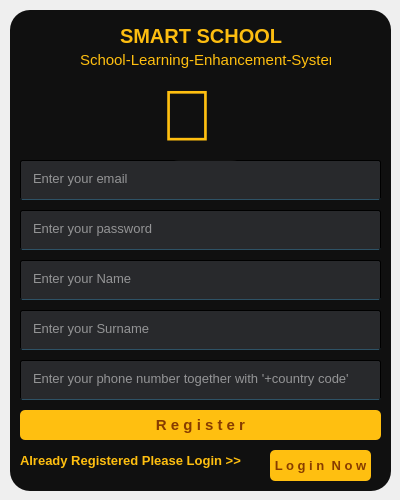
Above: SmartSchool/register_form.ui from ismailuzum/Smart-School-School-Learning-Enhancement-System before the change. Below: the same form after it.
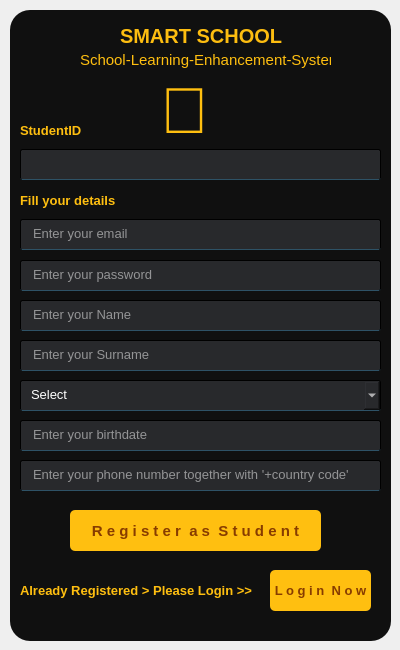
That is the form after the change.

Commit message: studentApp was added

```diff
--- a/SmartSchool/register_form.ui
+++ b/SmartSchool/register_form.ui
@@ -7,15 +7,20 @@
     <x>0</x>
     <y>0</y>
     <width>400</width>
-    <height>500</height>
+    <height>650</height>
    </rect>
   </property>
   <property name="maximumSize">
    <size>
     <width>400</width>
-    <height>500</height>
+    <height>650</height>
    </size>
   </property>
+  <property name="font">
+   <font>
+    <pointsize>13</pointsize>
+   </font>
+  </property>
   <property name="windowTitle">
    <string>Form</string>
   </property>
@@ -25,7 +30,7 @@
      <x>10</x>
      <y>10</y>
      <width>381</width>
-     <height>481</height>
+     <height>631</height>
     </rect>
    </property>
    <property name="styleSheet">
@@ -37,9 +42,9 @@
     <property name="geometry">
      <rect>
       <x>10</x>
-      <y>150</y>
+      <y>209</y>
       <width>361</width>
-      <height>40</height>
+      <height>31</height>
      </rect>
     </property>
     <property name="font">
@@ -70,9 +75,9 @@
     <property name="geometry">
      <rect>
       <x>10</x>
-      <y>200</y>
+      <y>250</y>
       <width>361</width>
-      <height>40</height>
+      <height>31</height>
      </rect>
     </property>
     <property name="font">
@@ -102,10 +107,10 @@
    <widget class="QPushButton" name="b3">
     <property name="geometry">
      <rect>
-      <x>10</x>
-      <y>400</y>
-      <width>361</width>
-      <height>30</height>
+      <x>60</x>
+      <y>500</y>
+      <width>251</width>
+      <height>41</height>
      </rect>
     </property>
     <property name="font">
@@ -128,7 +133,7 @@
 </string>
     </property>
     <property name="text">
-     <string>R e g i s t e r</string>
+     <string>R e g i s t e r  a s  S t u d e n t</string>
     </property>
    </widget>
    <widget class="QLabel" name="label">
@@ -136,13 +141,13 @@
      <rect>
       <x>150</x>
       <y>60</y>
-      <width>91</width>
-      <height>91</height>
+      <width>71</width>
+      <height>81</height>
      </rect>
     </property>
     <property name="font">
      <font>
-      <pointsize>54</pointsize>
+      <pointsize>49</pointsize>
      </font>
     </property>
     <property name="styleSheet">
@@ -156,7 +161,7 @@
     <property name="geometry">
      <rect>
       <x>10</x>
-      <y>440</y>
+      <y>570</y>
       <width>241</width>
       <height>21</height>
      </rect>
@@ -172,16 +177,16 @@
      <string notr="true">color:rgb(255,191,16);</string>
     </property>
     <property name="text">
-     <string>Already Registered Please Login &gt;&gt;</string>
+     <string>Already Registered &gt; Please Login &gt;&gt;</string>
     </property>
    </widget>
    <widget class="QPushButton" name="b4">
     <property name="geometry">
      <rect>
       <x>260</x>
-      <y>440</y>
+      <y>560</y>
       <width>101</width>
-      <height>31</height>
+      <height>41</height>
      </rect>
     </property>
     <property name="font">
@@ -211,9 +216,9 @@
     <property name="geometry">
      <rect>
       <x>10</x>
-      <y>250</y>
+      <y>290</y>
       <width>361</width>
-      <height>40</height>
+      <height>31</height>
      </rect>
     </property>
     <property name="font">
@@ -244,9 +249,9 @@
     <property name="geometry">
      <rect>
       <x>10</x>
-      <y>300</y>
+      <y>330</y>
       <width>361</width>
-      <height>40</height>
+      <height>31</height>
      </rect>
     </property>
     <property name="font">
@@ -273,13 +278,13 @@
      <bool>true</bool>
     </property>
    </widget>
-   <widget class="QLineEdit" name="tb7">
+   <widget class="QLineEdit" name="tb8">
     <property name="geometry">
      <rect>
       <x>10</x>
-      <y>350</y>
+      <y>450</y>
       <width>361</width>
-      <height>40</height>
+      <height>31</height>
      </rect>
     </property>
     <property name="font">
@@ -351,6 +356,176 @@
      <string>School-Learning-Enhancement-System</string>
     </property>
    </widget>
+   <widget class="QLineEdit" name="tb_sId">
+    <property name="geometry">
+     <rect>
+      <x>10</x>
+      <y>139</y>
+      <width>361</width>
+      <height>31</height>
+     </rect>
+    </property>
+    <property name="font">
+     <font>
+      <pointsize>10</pointsize>
+     </font>
+    </property>
+    <property name="styleSheet">
+     <string notr="true">background-color:rgb(47,49,52,200);
+color:rgb(255,255,255);
+border-radius:2px;
+padding-left:10px;
+border:1px solid rgba(0,0,0);
+border-bottom-color:rgb(46,82,102,255);
+padding-bottom:3px</string>
+    </property>
+    <property name="echoMode">
+     <enum>QLineEdit::Normal</enum>
+    </property>
+    <property name="placeholderText">
+     <string/>
+    </property>
+    <property name="clearButtonEnabled">
+     <bool>true</bool>
+    </property>
+   </widget>
+   <widget class="QLabel" name="label_5">
+    <property name="geometry">
+     <rect>
+      <x>10</x>
+      <y>110</y>
+      <width>91</width>
+      <height>21</height>
+     </rect>
+    </property>
+    <property name="font">
+     <font>
+      <pointsize>10</pointsize>
+      <weight>75</weight>
+      <bold>true</bold>
+     </font>
+    </property>
+    <property name="styleSheet">
+     <string notr="true">color:rgb(255,191,16);</string>
+    </property>
+    <property name="text">
+     <string>StudentID</string>
+    </property>
+   </widget>
+   <widget class="QLabel" name="label_6">
+    <property name="geometry">
+     <rect>
+      <x>10</x>
+      <y>180</y>
+      <width>131</width>
+      <height>21</height>
+     </rect>
+    </property>
+    <property name="font">
+     <font>
+      <pointsize>10</pointsize>
+      <weight>75</weight>
+      <bold>true</bold>
+     </font>
+    </property>
+    <property name="styleSheet">
+     <string notr="true">color:rgb(255,191,16);</string>
+    </property>
+    <property name="text">
+     <string>Fill your details</string>
+    </property>
+   </widget>
+   <widget class="QLineEdit" name="tb7">
+    <property name="geometry">
+     <rect>
+      <x>10</x>
+      <y>410</y>
+      <width>361</width>
+      <height>31</height>
+     </rect>
+    </property>
+    <property name="font">
+     <font>
+      <pointsize>10</pointsize>
+     </font>
+    </property>
+    <property name="styleSheet">
+     <string notr="true">background-color:rgb(47,49,52,200);
+color:rgb(255,255,255);
+border-radius:2px;
+padding-left:10px;
+border:1px solid rgba(0,0,0);
+border-bottom-color:rgb(46,82,102,255);
+padding-bottom:3px</string>
+    </property>
+    <property name="echoMode">
+     <enum>QLineEdit::Normal</enum>
+    </property>
+    <property name="placeholderText">
+     <string>Enter your birthdate</string>
+    </property>
+    <property name="clearButtonEnabled">
+     <bool>true</bool>
+    </property>
+   </widget>
+   <widget class="QComboBox" name="cb1">
+    <property name="geometry">
+     <rect>
+      <x>10</x>
+      <y>370</y>
+      <width>361</width>
+      <height>31</height>
+     </rect>
+    </property>
+    <property name="font">
+     <font>
+      <family>MS Shell Dlg 2</family>
+      <pointsize>10</pointsize>
+      <weight>50</weight>
+      <italic>false</italic>
+      <bold>false</bold>
+      <kerning>true</kerning>
+     </font>
+    </property>
+    <property name="styleSheet">
+     <string notr="true">font: 10pt &quot;MS Shell Dlg 2&quot;;
+color: rgb(255, 255, 255);
+background-color: rgb(40, 41, 44);
+border-radius:2px;
+padding-left:10px;
+border:1px solid rgba(0,0,0);
+border-bottom-color:rgb(46,82,102,255);
+padding-bottom:3px
+</string>
+    </property>
+    <property name="currentIndex">
+     <number>0</number>
+    </property>
+    <property name="maxVisibleItems">
+     <number>13</number>
+    </property>
+    <property name="sizeAdjustPolicy">
+     <enum>QComboBox::AdjustToContentsOnFirstShow</enum>
+    </property>
+    <property name="placeholderText">
+     <string>Add/Select Teacher</string>
+    </property>
+    <item>
+     <property name="text">
+      <string>Select</string>
+     </property>
+    </item>
+    <item>
+     <property name="text">
+      <string>Male</string>
+     </property>
+    </item>
+    <item>
+     <property name="text">
+      <string>Female</string>
+     </property>
+    </item>
+   </widget>
   </widget>
  </widget>
  <resources/>
```
The commit also changes 4 other files.
